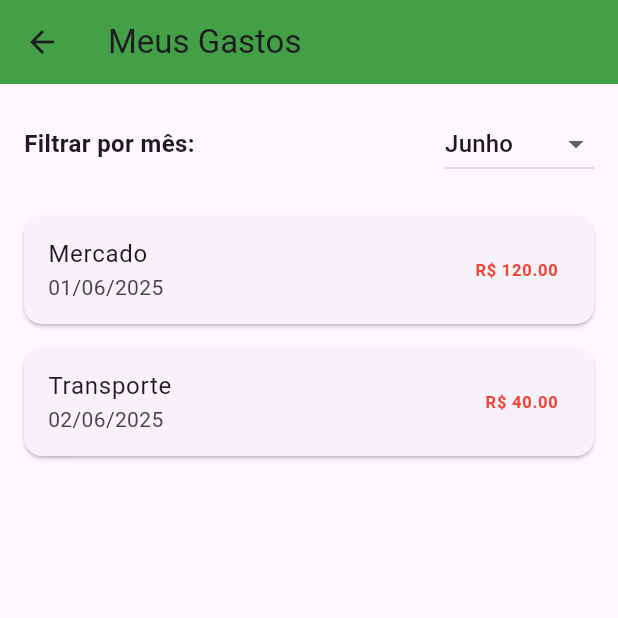
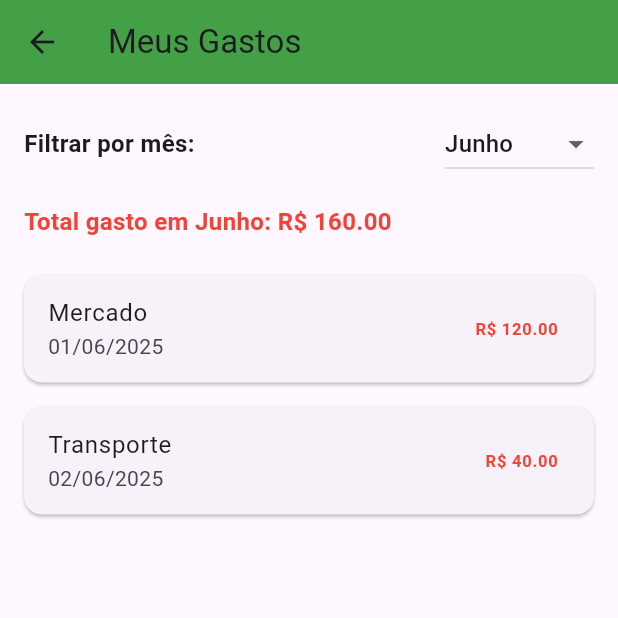
Before and after one commit to alexandresm16/gestao, a Flutter app: the screen it shows after launch, in the side drawer, after a tap on "Meus Gastos", on a phone screen of 412 x 824 dp, the top half of it. Run offline on Flutter 3.47's test engine with Material 3 defaults, Android fonts, the phone set to English and light mode, and no system bars.

Commit message:
gasto total por mês

```diff
--- a/lib/screens/meus_gastos.dart
+++ b/lib/screens/meus_gastos.dart
@@ -29,6 +29,11 @@ class _MeusGastosPageState extends State<MeusGastosPage> {
   @override
   Widget build(BuildContext context) {
     List<Map<String, dynamic>> gastos = gastosPorMes[_mesSelecionado] ?? [];
+
+    double totalGasto = gastos.fold(
+      0.0,
+          (soma, item) => soma + (item['valor'] as double),
+    );
 
     return Scaffold(
       appBar: AppBar(
@@ -66,6 +71,22 @@ class _MeusGastosPageState extends State<MeusGastosPage> {
               ],
             ),
             const SizedBox(height: 16),
+
+            // Total gasto no mês
+            Align(
+              alignment: Alignment.centerLeft,
+              child: Text(
+                "Total gasto em $_mesSelecionado: R\$ ${totalGasto.toStringAsFixed(2)}",
+                style: const TextStyle(
+                  fontSize: 16,
+                  fontWeight: FontWeight.bold,
+                  color: Colors.red,
+                ),
+              ),
+            ),
+            const SizedBox(height: 16),
+
+            // Lista de gastos
             Expanded(
               child: gastos.isEmpty
                   ? const Center(child: Text("Nenhum gasto encontrado."))
```
